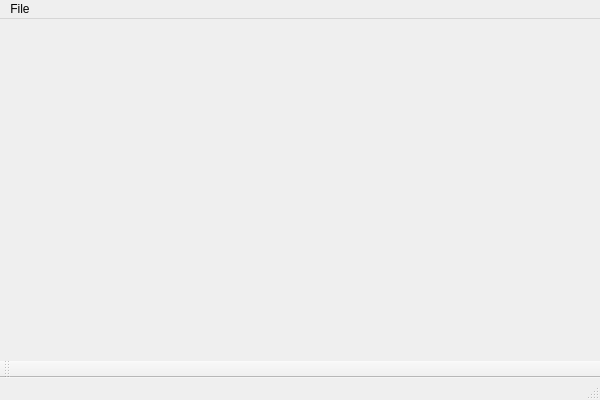
This is Jingan/jingan.ui in fanmuzhi/jingan as Qt 5 draws it before an edit. The edited form follows.
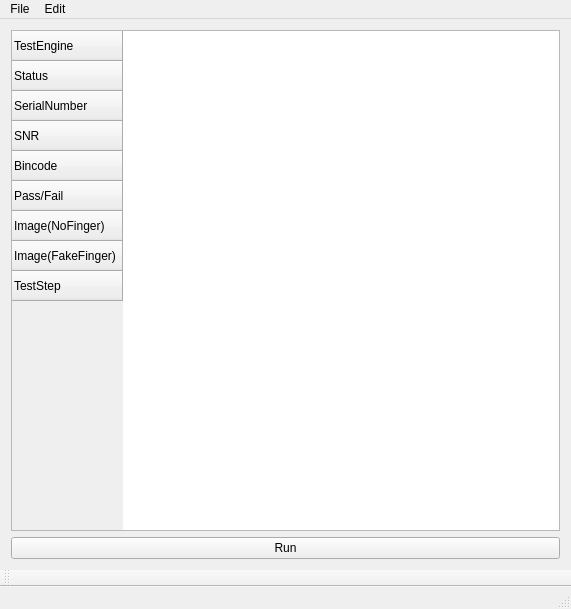
This is the edited form.

Patch:
```diff
--- a/Jingan/jingan.ui
+++ b/Jingan/jingan.ui
@@ -6,20 +6,82 @@
    <rect>
     <x>0</x>
     <y>0</y>
-    <width>600</width>
-    <height>400</height>
+    <width>571</width>
+    <height>609</height>
    </rect>
   </property>
   <property name="windowTitle">
    <string>Jingan</string>
   </property>
-  <widget class="QWidget" name="centralWidget"/>
+  <widget class="QWidget" name="centralWidget">
+   <layout class="QGridLayout" name="gridLayout">
+    <item row="0" column="0">
+     <widget class="QTableWidget" name="TestEngineTableWidget">
+      <property name="selectionBehavior">
+       <enum>QAbstractItemView::SelectRows</enum>
+      </property>
+      <row>
+       <property name="text">
+        <string>TestEngine</string>
+       </property>
+      </row>
+      <row>
+       <property name="text">
+        <string>Status</string>
+       </property>
+      </row>
+      <row>
+       <property name="text">
+        <string>SerialNumber</string>
+       </property>
+      </row>
+      <row>
+       <property name="text">
+        <string>SNR</string>
+       </property>
+      </row>
+      <row>
+       <property name="text">
+        <string>Bincode</string>
+       </property>
+      </row>
+      <row>
+       <property name="text">
+        <string>Pass/Fail</string>
+       </property>
+      </row>
+      <row>
+       <property name="text">
+        <string>Image(NoFinger)</string>
+       </property>
+      </row>
+      <row>
+       <property name="text">
+        <string>Image(FakeFinger)</string>
+       </property>
+      </row>
+      <row>
+       <property name="text">
+        <string>TestStep</string>
+       </property>
+      </row>
+     </widget>
+    </item>
+    <item row="1" column="0">
+     <widget class="QPushButton" name="OperationPushButton">
+      <property name="text">
+       <string>Run</string>
+      </property>
+     </widget>
+    </item>
+   </layout>
+  </widget>
   <widget class="QMenuBar" name="menuBar">
    <property name="geometry">
     <rect>
      <x>0</x>
      <y>0</y>
-     <width>600</width>
+     <width>571</width>
      <height>21</height>
     </rect>
    </property>
@@ -29,7 +91,14 @@
     </property>
     <addaction name="actionExit"/>
    </widget>
+   <widget class="QMenu" name="menuEdit">
+    <property name="title">
+     <string>Edit</string>
+    </property>
+    <addaction name="actionLocalSettings"/>
+   </widget>
    <addaction name="menuFile"/>
+   <addaction name="menuEdit"/>
   </widget>
   <widget class="QToolBar" name="mainToolBar">
    <attribute name="toolBarArea">
```
Left out of the diff: 5 changed lines with no effect on the pictures.
